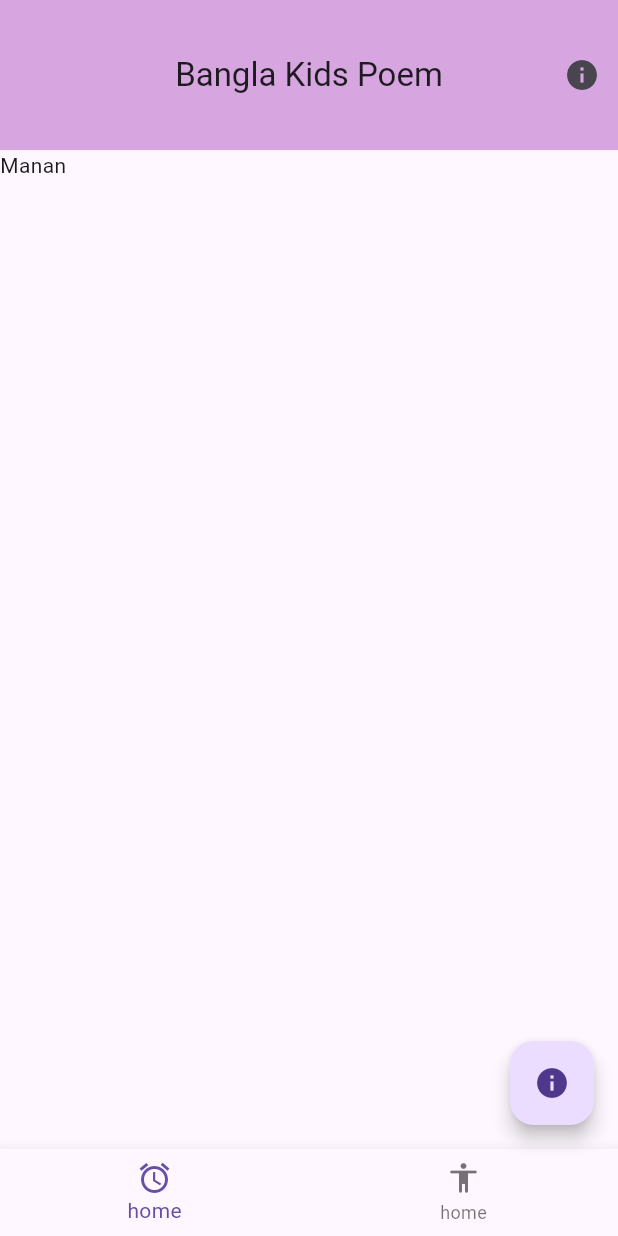
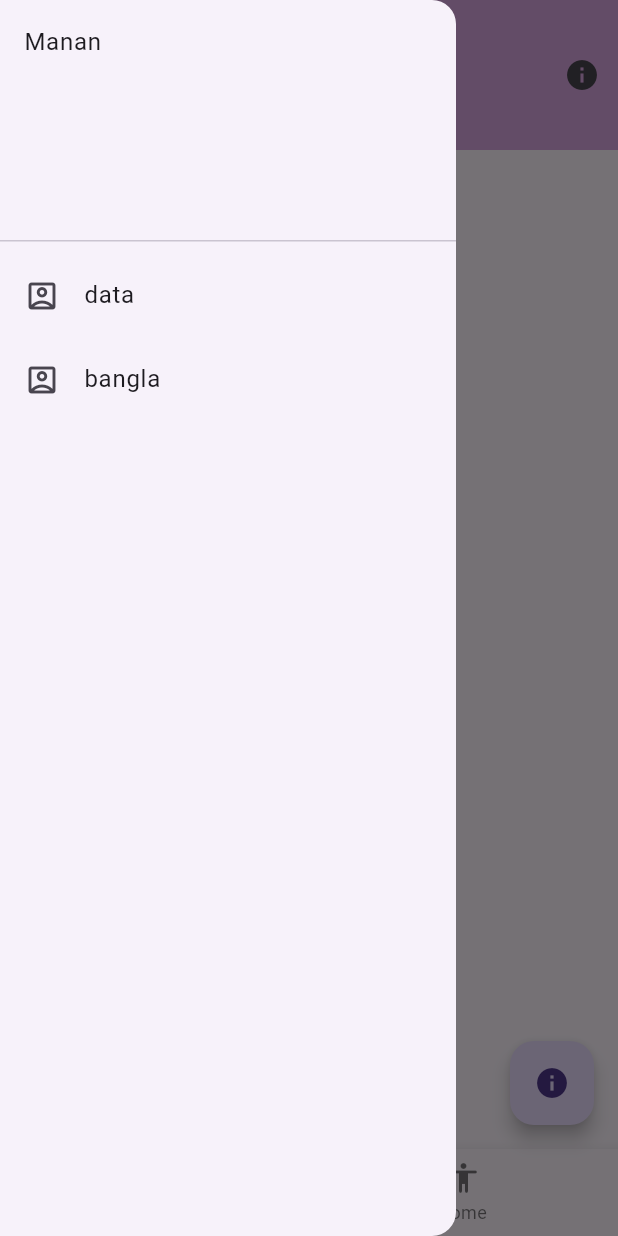
Before and after one commit to AhmedManan/Flutter_Mini_Projects, a Flutter app: the screen it shows after launch, with the side drawer open (before the commit the screen has no drawer), on a phone screen of 412 x 824 dp. Run offline on Flutter 3.47's test engine with Material 3 defaults, Android fonts, the phone set to English and light mode, and no system bars.

Commit message:
GitHub CI/CD
* GitHub CI/CD

```diff
--- a/bangla_kids_poem/lib/main.dart
+++ b/bangla_kids_poem/lib/main.dart
@@ -43,7 +43,15 @@ class homeActivity extends StatelessWidget{
 
       ),
       body: Text('Manan'),
-      // drawer: ,
+      drawer: Drawer(
+        child: ListView(
+          children: [
+            DrawerHeader(child: Text('Manan')),
+            ListTile(leading: Icon(Icons.account_box_outlined), title: Text('data'),),
+            ListTile(leading: Icon(Icons.account_box_outlined),title: Text('bangla'),)
+          ],
+        )
+      ),
       // endDrawer: ,
       bottomNavigationBar: BottomNavigationBar(
         currentIndex: 0,
```
Also changed, not shown: 1 other file.
